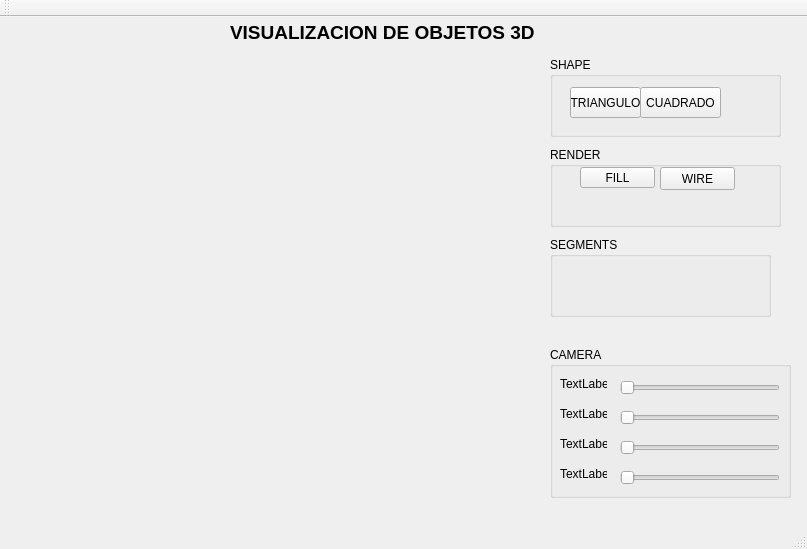
Old version of the form ProyectoVisualizacion3D/ProyectoVisualizacion3D.ui in the repository katriel18/ProyectoVisualizacion3D.
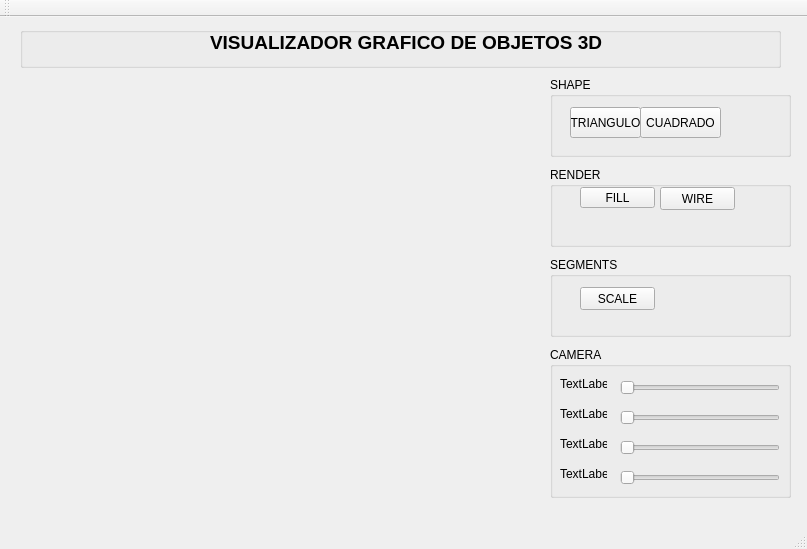
New version of the form.

Patch:
```diff
--- a/ProyectoVisualizacion3D/ProyectoVisualizacion3D.ui
+++ b/ProyectoVisualizacion3D/ProyectoVisualizacion3D.ui
@@ -14,33 +14,13 @@
    <string>ProyectoVisualizacion3D</string>
   </property>
   <widget class="QWidget" name="centralWidget">
-   <widget class="QLabel" name="label">
-    <property name="geometry">
-     <rect>
-      <x>230</x>
-      <y>0</y>
-      <width>371</width>
-      <height>31</height>
-     </rect>
-    </property>
-    <property name="font">
-     <font>
-      <pointsize>14</pointsize>
-      <weight>75</weight>
-      <bold>true</bold>
-     </font>
-    </property>
-    <property name="text">
-     <string>VISUALIZACION DE OBJETOS 3D</string>
-    </property>
-   </widget>
    <widget class="QWidget" name="verticalLayoutWidget">
     <property name="geometry">
      <rect>
-      <x>10</x>
-      <y>40</y>
-      <width>521</width>
-      <height>451</height>
+      <x>20</x>
+      <y>60</y>
+      <width>511</width>
+      <height>421</height>
      </rect>
     </property>
     <layout class="QVBoxLayout" name="verticalLayout"/>
@@ -49,8 +29,8 @@
     <property name="geometry">
      <rect>
       <x>550</x>
-      <y>40</y>
-      <width>231</width>
+      <y>60</y>
+      <width>241</width>
       <height>80</height>
      </rect>
     </property>
@@ -88,8 +68,8 @@
     <property name="geometry">
      <rect>
       <x>550</x>
-      <y>130</y>
-      <width>231</width>
+      <y>150</y>
+      <width>241</width>
       <height>80</height>
      </rect>
     </property>
@@ -127,14 +107,27 @@
     <property name="geometry">
      <rect>
       <x>550</x>
-      <y>220</y>
-      <width>221</width>
+      <y>240</y>
+      <width>241</width>
       <height>80</height>
      </rect>
     </property>
     <property name="title">
      <string>SEGMENTS</string>
     </property>
+    <widget class="QPushButton" name="pushButton_5">
+     <property name="geometry">
+      <rect>
+       <x>30</x>
+       <y>30</y>
+       <width>75</width>
+       <height>23</height>
+      </rect>
+     </property>
+     <property name="text">
+      <string>SCALE</string>
+     </property>
+    </widget>
    </widget>
    <widget class="QGroupBox" name="groupBox_4">
     <property name="geometry">
@@ -253,6 +246,40 @@
      </property>
     </widget>
    </widget>
+   <widget class="QGroupBox" name="groupBox_5">
+    <property name="geometry">
+     <rect>
+      <x>20</x>
+      <y>10</y>
+      <width>761</width>
+      <height>41</height>
+     </rect>
+    </property>
+    <property name="title">
+     <string/>
+    </property>
+    <widget class="QLabel" name="label">
+     <property name="geometry">
+      <rect>
+       <x>190</x>
+       <y>0</y>
+       <width>411</width>
+       <height>31</height>
+      </rect>
+     </property>
+     <property name="font">
+      <font>
+       <pointsize>14</pointsize>
+       <weight>75</weight>
+       <bold>true</bold>
+      </font>
+     </property>
+     <property name="text">
+      <string>VISUALIZADOR GRAFICO DE OBJETOS 3D</string>
+     </property>
+    </widget>
+   </widget>
+   <zorder>groupBox_5</zorder>
    <zorder>groupBox</zorder>
    <zorder>groupBox_2</zorder>
    <zorder>label</zorder>
```
Left out of the diff: 1 changed line with no effect on the pictures.
